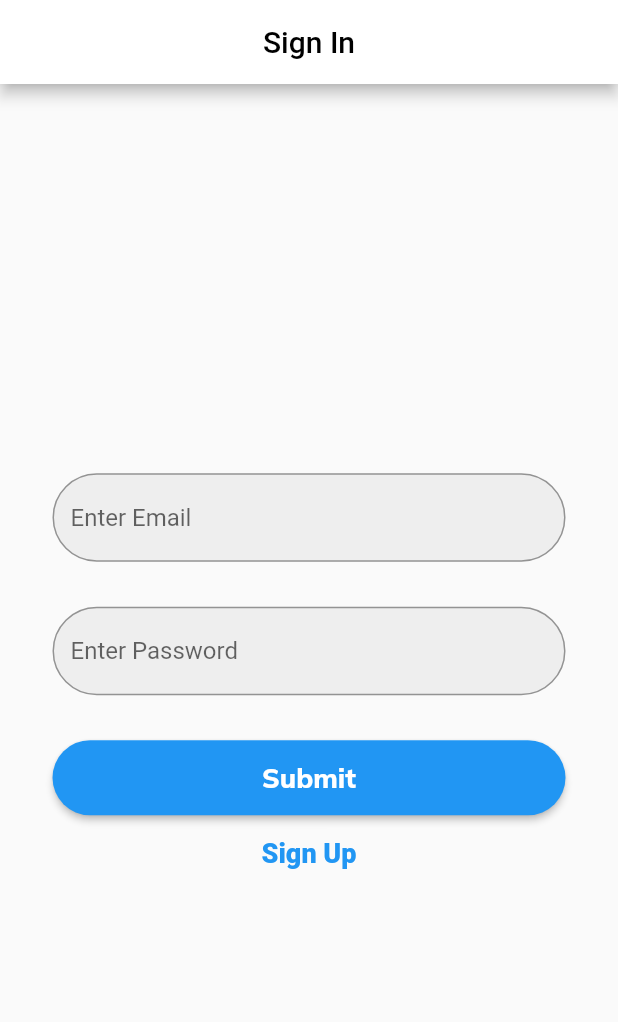
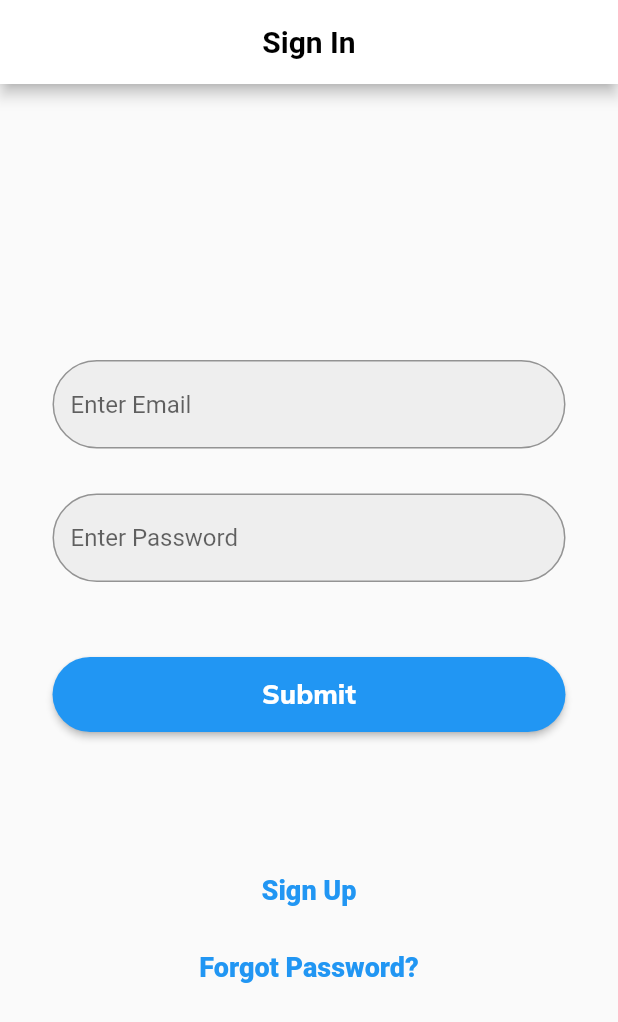
Before and after one commit to adamclear/holbertonschool-twitter_clone, a Flutter app: the screen it shows after launch, on a phone screen of 412 x 824 dp. Shown: the top 1022 px of the screen. Run offline on Flutter 3.47's test engine with Material 2 defaults, Android fonts, the phone set to English and light mode, and no system bars; our stand-ins replace google_fonts.

Commit message:
updated through task 5

```diff
--- a/twitter/lib/screens/signin_screen.dart
+++ b/twitter/lib/screens/signin_screen.dart
@@ -3,7 +3,8 @@
 import 'package:flutter/material.dart';
 import 'package:twitter/widgets/flat_button.dart';
 import 'package:twitter/widgets/entry_field.dart';
-import 'package:google_fonts/google_fonts.dart';
+import 'package:twitter/screens/signup_screen.dart';
+import 'package:twitter/screens/forgot_password_screen.dart';
 
 class SignIn extends StatefulWidget {
   const SignIn({Key? key}) : super(key: key);
@@ -17,6 +18,13 @@ class SignInState extends State<SignIn> {
   final TextEditingController _passwordController = TextEditingController();
 
   @override
+  void dispose() {
+    _emailController.dispose();
+    _passwordController.dispose();
+    super.dispose();
+  }
+
+  @override
   Widget build(BuildContext context) {
     return Scaffold(
       appBar: AppBar(
@@ -26,6 +34,7 @@ class SignInState extends State<SignIn> {
           'Sign In',
           style: TextStyle(
             color: Colors.black,
+            fontWeight: FontWeight.bold
           ),
         ),
       ),
@@ -45,16 +54,24 @@ class SignInState extends State<SignIn> {
                   controller: _passwordController,
                   isPassword: true,
                 ),
+                const SizedBox(height: 20),
                 CustomFlatButton(
                   label: 'Submit',
                   onPressed: () => {
                     print('Button Pressed!')
                   },
                 ),
-                Column(
-                  mainAxisAlignment: MainAxisAlignment.center,
-                  children: const [
-                    Text(
+                const SizedBox(height: 80),
+                GestureDetector(
+                  onTap: () {
+                    Navigator.push(
+                      context,
+                      MaterialPageRoute(
+                        builder: (context) => const SignUp()
+                      )
+                    );
+                  },
+                  child: const Text(
                   'Sign Up',
                     style: TextStyle(
                       color: Colors.blue,
@@ -62,18 +79,26 @@ class SignInState extends State<SignIn> {
                       fontWeight: FontWeight.w800,
                     ),
                   ),
-                  ],
                 ),
-                // GestureDetector(
-                //   onTap: () {
-                //     Navigator.push(
-                //       context,
-                //       MaterialPageRoute(
-                //         builder: (context) => const SignUp()
-                //       )
-                //     );
-                //   },
-                // ),
+                const SizedBox(height: 30),
+                GestureDetector(
+                  onTap: () {
+                    Navigator.push(
+                      context,
+                      MaterialPageRoute(
+                        builder: (context) => const ForgotPassword()
+                      )
+                    );
+                  },
+                  child: const Text(
+                  'Forgot Password?',
+                    style: TextStyle(
+                      color: Colors.blue,
+                      fontSize: 18,
+                      fontWeight: FontWeight.w800,
+                    ),
+                  ),
+                ),
               ],
             ),
           ),
```
Also changed, not shown: twitter/lib/screens/forgot_password_screen.dart (added, +86 -0 lines), twitter/lib/screens/signup_screen.dart (added, +83 -0 lines). Lines whose indentation alone changed are shown as unchanged.
